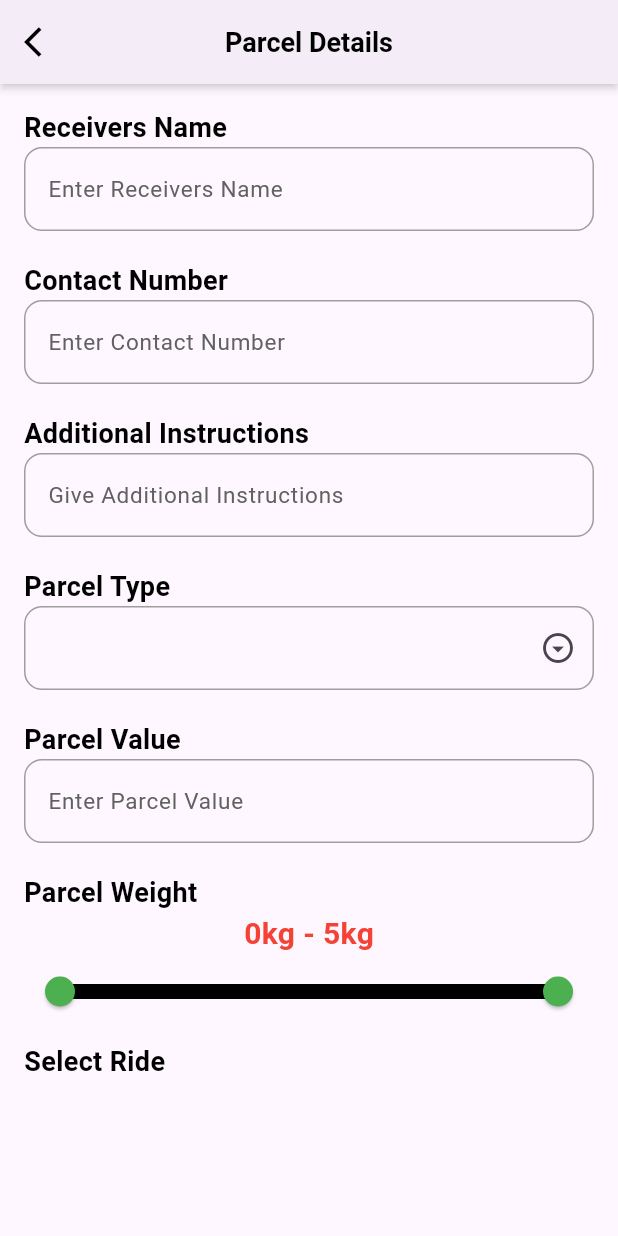
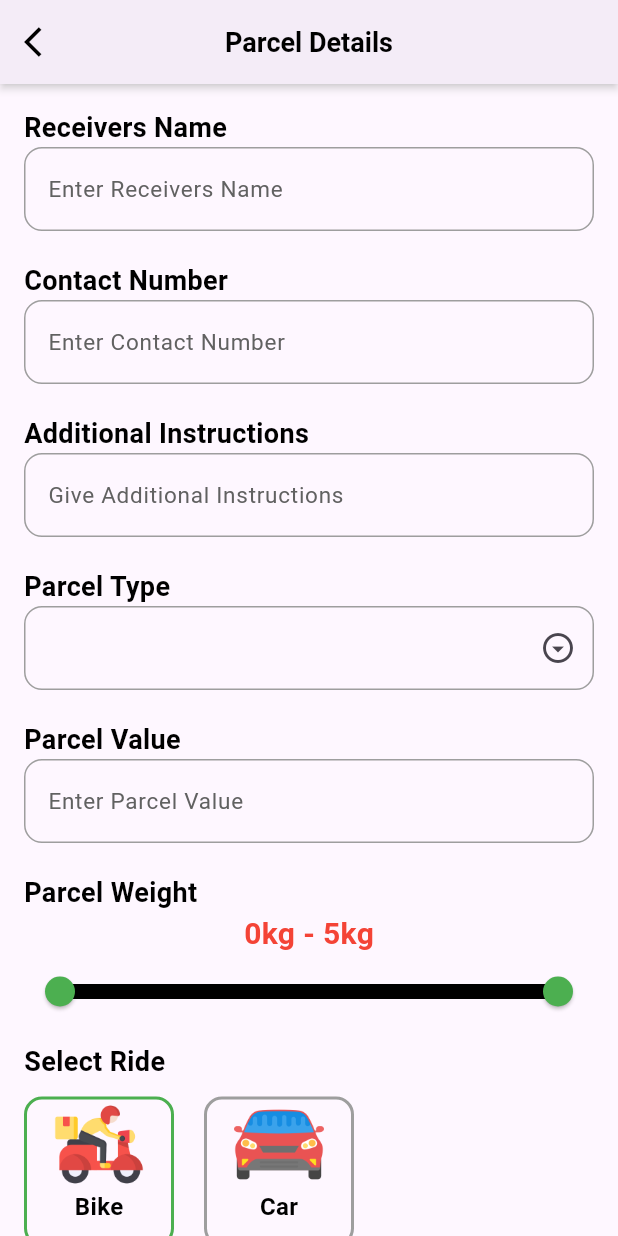
Before and after one commit to Shafin1196/intern, a Flutter app: the DetailPage2 screen opened directly, on a phone screen of 412 x 824 dp. Run offline on Flutter 3.47's test engine with Material 3 defaults, Android fonts, the phone set to English and light mode, and no system bars; our stand-ins replace flutter_map, flutter_riverpod, latlong2, pin_code_fields, smooth_page_indicator.

Commit message:
detail page2

```diff
--- a/lib/homeScreens/detail_page2.dart
+++ b/lib/homeScreens/detail_page2.dart
@@ -185,13 +185,62 @@ class _detailPage2State extends ConsumerState<DetailPage2> {
               Row(
                 mainAxisAlignment: MainAxisAlignment.start,
                 children: [
-                  Container(
-                    height: 80,
-                    width: 80,
-                    decoration: ,
+                  InkWell(
+                    onTap: () {
+                      setState(() {
+                        _isbike = true;
+                        _iscar = false;
+                      });
+                    },
+                    child: Container(
+                      height: 100,
+                      width: 100,
+                      decoration: BoxDecoration(
+                        border: Border.all(
+                          color: _isbike ? Colors.green : Colors.grey,
+                          width: 2,
+                        ),
+                        borderRadius: BorderRadius.circular(12),
+                      ),
+                      child: Column(
+                        mainAxisSize: MainAxisSize.min,
+                        children: [
+                          Image.asset("assets/images/bike.png", height: 60, width: 60,),
+                          Text("Bike", style: TextStyle(fontSize: 16, fontWeight: FontWeight.bold,color: Colors.black),)
+                        ],
+                      ),
+                    ),
+                  ),
+                  SizedBox(width: 20,),
+                  InkWell(
+                    onTap: () {
+                      setState(() {
+                        _isbike = false;
+                        _iscar = true;
+                      });
+                    },
+                    child: Container(
+                      height: 100,
+                      width: 100,
+                      decoration: BoxDecoration(
+                        border: Border.all(
+                          color: _iscar ? Colors.green : Colors.grey,
+                          width: 2,
+                        ),
+                        borderRadius: BorderRadius.circular(12),
+                      ),
+                      child: Column(
+                        mainAxisSize: MainAxisSize.min,
+                        children: [
+                          Image.asset("assets/images/car.png", height: 60, width: 60,),
+                          Text("Car", style: TextStyle(fontSize: 16, fontWeight: FontWeight.bold,color: Colors.black),)
+                        ],
+                      ),
+                    ),
                   ),
                 ],
-              )
+              ),
+
               ],
             ),
           ),
```
